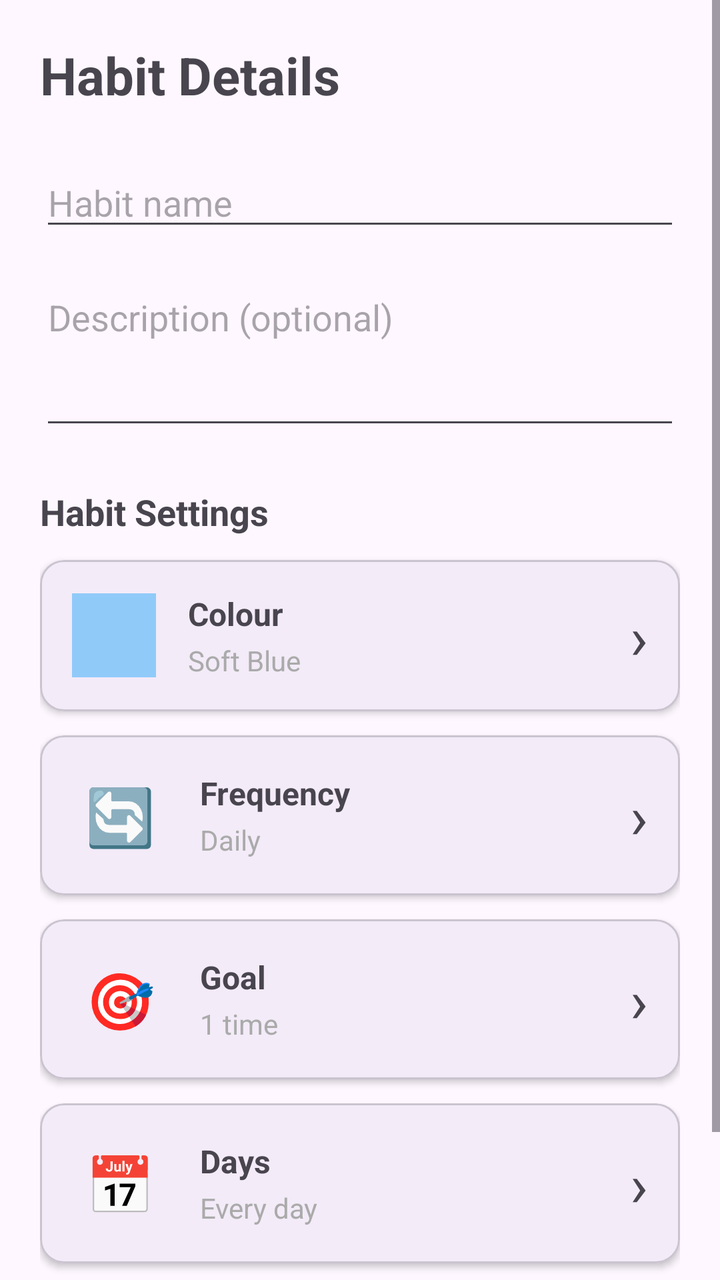
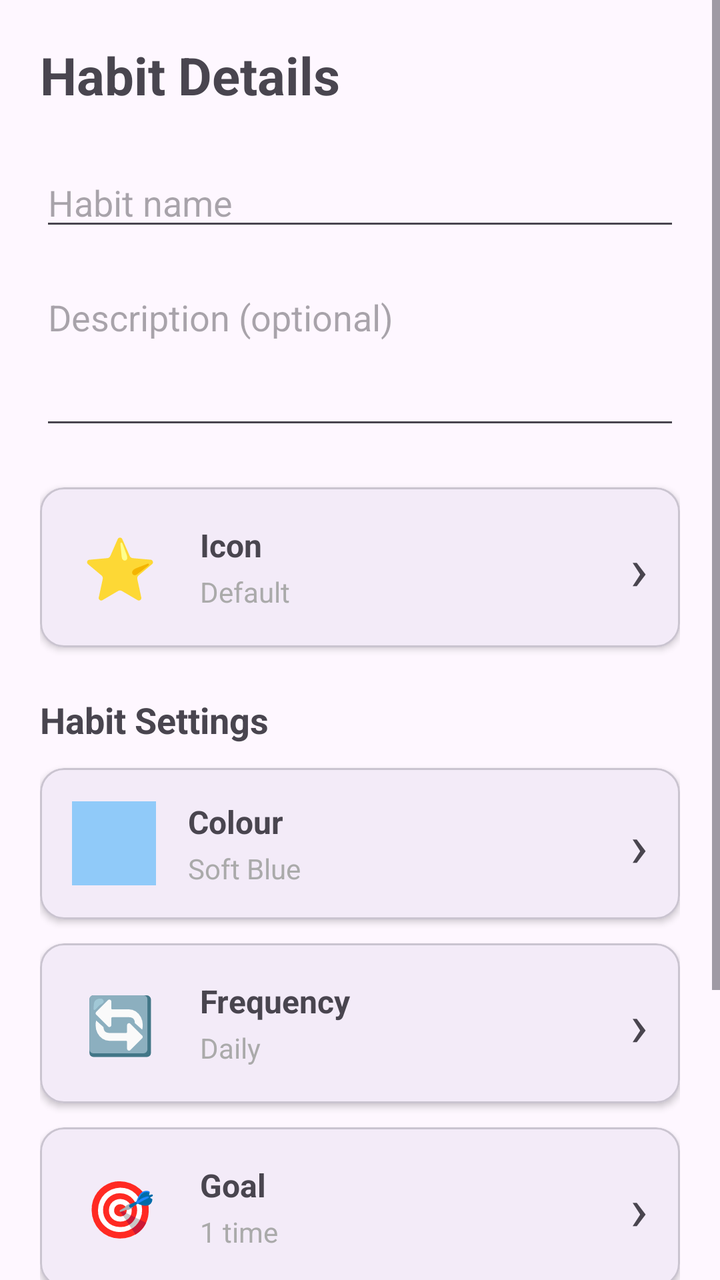

Compare the two renders of this Android layout. The source of the first and the diff that turns it into the second are given below.
<!-- AndroidManifest.xml: application theme Theme.HabitTrackerApp -->
<!-- res/layout/fragment_habit_details.xml -->
<?xml version="1.0" encoding="utf-8"?>
<ScrollView
    xmlns:android="http://schemas.android.com/apk/res/android"
    xmlns:app="http://schemas.android.com/apk/res-auto"
    android:layout_width="match_parent"
    android:layout_height="match_parent">

    <LinearLayout
        android:layout_width="match_parent"
        android:layout_height="wrap_content"
        android:orientation="vertical"
        android:padding="20dp">

        

        <TextView
            android:layout_width="wrap_content"
            android:layout_height="wrap_content"
            android:text="Habit Details"
            android:textSize="26sp"
            android:textStyle="bold"
            android:layout_marginBottom="24dp" />


        

        <EditText
            android:id="@+id/etHabitName"
            android:layout_width="match_parent"
            android:layout_height="wrap_content"
            android:hint="Habit name"
            android:inputType="textCapSentences"
            android:layout_marginBottom="16dp" />


        

        <EditText
            android:id="@+id/etDescription"
            android:layout_width="match_parent"
            android:layout_height="wrap_content"
            android:hint="Description (optional)"
            android:inputType="textCapSentences|textMultiLine"
            android:minLines="3"
            android:gravity="top"
            android:layout_marginBottom="24dp" />


        

        <TextView
            android:layout_width="wrap_content"
            android:layout_height="wrap_content"
            android:text="Habit Settings"
            android:textSize="18sp"
            android:textStyle="bold"
            android:layout_marginBottom="12dp" />


        
        
        

        <com.google.android.material.card.MaterialCardView
            android:id="@+id/cardColor"
            android:layout_width="match_parent"
            android:layout_height="wrap_content"
            android:layout_marginBottom="12dp"
            android:clickable="true"
            android:focusable="true"
            app:cardCornerRadius="12dp"
            app:cardElevation="2dp">

            <LinearLayout
                android:layout_width="match_parent"
                android:layout_height="wrap_content"
                android:orientation="horizontal"
                android:gravity="center_vertical"
                android:padding="16dp">

                <View
                    android:id="@+id/colorPreview"
                    android:layout_width="42dp"
                    android:layout_height="42dp"
                    android:background="#90CAF9" />

                <LinearLayout
                    android:layout_width="0dp"
                    android:layout_height="wrap_content"
                    android:layout_weight="1"
                    android:orientation="vertical"
                    android:layout_marginStart="16dp">

                    <TextView
                        android:layout_width="wrap_content"
                        android:layout_height="wrap_content"
                        android:text="Colour"
                        android:textSize="16sp"
                        android:textStyle="bold" />

                    <TextView
                        android:id="@+id/tvSelectedColor"
                        android:layout_width="wrap_content"
                        android:layout_height="wrap_content"
                        android:text="Soft Blue"
                        android:textColor="@android:color/darker_gray"
                        android:layout_marginTop="3dp" />

                </LinearLayout>

                <TextView
                    android:layout_width="wrap_content"
                    android:layout_height="wrap_content"
                    android:text="›"
                    android:textSize="30sp" />

            </LinearLayout>

        </com.google.android.material.card.MaterialCardView>


        
        
        

        <com.google.android.material.card.MaterialCardView
            android:id="@+id/cardFrequency"
            android:layout_width="match_parent"
            android:layout_height="wrap_content"
            android:layout_marginBottom="12dp"
            android:clickable="true"
            android:focusable="true"
            app:cardCornerRadius="12dp"
            app:cardElevation="2dp">

            <LinearLayout
                android:layout_width="match_parent"
                android:layout_height="wrap_content"
                android:orientation="horizontal"
                android:gravity="center_vertical"
                android:padding="16dp">

                <TextView
                    android:layout_width="48dp"
                    android:layout_height="48dp"
                    android:text="🔄"
                    android:textSize="28sp"
                    android:gravity="center" />

                <LinearLayout
                    android:layout_width="0dp"
                    android:layout_height="wrap_content"
                    android:layout_weight="1"
                    android:orientation="vertical"
                    android:layout_marginStart="16dp">

                    <TextView
                        android:layout_width="wrap_content"
                        android:layout_height="wrap_content"
                        android:text="Frequency"
                        android:textSize="16sp"
                        android:textStyle="bold" />

                    <TextView
                        android:id="@+id/tvSelectedFrequency"
                        android:layout_width="wrap_content"
                        android:layout_height="wrap_content"
                        android:text="Daily"
                        android:textColor="@android:color/darker_gray"
                        android:layout_marginTop="3dp" />

                </LinearLayout>

                <TextView
                    android:layout_width="wrap_content"
                    android:layout_height="wrap_content"
                    android:text="›"
                    android:textSize="30sp" />

            </LinearLayout>

        </com.google.android.material.card.MaterialCardView>


        
        
        

        <com.google.android.material.card.MaterialCardView
            android:id="@+id/cardGoal"
            android:layout_width="match_parent"
            android:layout_height="wrap_content"
            android:layout_marginBottom="12dp"
            android:clickable="true"
            android:focusable="true"
            app:cardCornerRadius="12dp"
            app:cardElevation="2dp">

            <LinearLayout
                android:layout_width="match_parent"
                android:layout_height="wrap_content"
                android:orientation="horizontal"
                android:gravity="center_vertical"
                android:padding="16dp">

                <TextView
                    android:layout_width="48dp"
                    android:layout_height="48dp"
                    android:text="🎯"
                    android:textSize="28sp"
                    android:gravity="center" />

                <LinearLayout
                    android:layout_width="0dp"
                    android:layout_height="wrap_content"
                    android:layout_weight="1"
                    android:orientation="vertical"
                    android:layout_marginStart="16dp">

                    <TextView
                        android:layout_width="wrap_content"
                        android:layout_height="wrap_content"
                        android:text="Goal"
                        android:textSize="16sp"
                        android:textStyle="bold" />

                    <TextView
                        android:id="@+id/tvSelectedGoal"
                        android:layout_width="wrap_content"
                        android:layout_height="wrap_content"
                        android:text="1 time"
                        android:textColor="@android:color/darker_gray"
                        android:layout_marginTop="3dp" />

                </LinearLayout>

                <TextView
                    android:layout_width="wrap_content"
                    android:layout_height="wrap_content"
                    android:text="›"
                    android:textSize="30sp" />

            </LinearLayout>

        </com.google.android.material.card.MaterialCardView>


        
        
        

        <com.google.android.material.card.MaterialCardView
            android:id="@+id/cardDays"
            android:layout_width="match_parent"
            android:layout_height="wrap_content"
            android:layout_marginBottom="24dp"
            android:clickable="true"
            android:focusable="true"
            app:cardCornerRadius="12dp"
            app:cardElevation="2dp">

            <LinearLayout
                android:layout_width="match_parent"
                android:layout_height="wrap_content"
                android:orientation="horizontal"
                android:gravity="center_vertical"
                android:padding="16dp">

                <TextView
                    android:layout_width="48dp"
                    android:layout_height="48dp"
                    android:text="📅"
                    android:textSize="28sp"
                    android:gravity="center" />

                <LinearLayout
                    android:layout_width="0dp"
                    android:layout_height="wrap_content"
                    android:layout_weight="1"
                    android:orientation="vertical"
                    android:layout_marginStart="16dp">

                    <TextView
                        android:layout_width="wrap_content"
                        android:layout_height="wrap_content"
                        android:text="Days"
                        android:textSize="16sp"
                        android:textStyle="bold" />

                    <TextView
                        android:id="@+id/tvSelectedDays"
                        android:layout_width="wrap_content"
                        android:layout_height="wrap_content"
                        android:text="Every day"
                        android:textColor="@android:color/darker_gray"
                        android:layout_marginTop="3dp" />

                </LinearLayout>

                <TextView
                    android:layout_width="wrap_content"
                    android:layout_height="wrap_content"
                    android:text="›"
                    android:textSize="30sp" />

            </LinearLayout>

        </com.google.android.material.card.MaterialCardView>


        
        
        

        <Button
            android:id="@+id/btnSaveHabit"
            android:layout_width="match_parent"
            android:layout_height="wrap_content"
            android:text="Save Habit"
            android:textSize="16sp" />

    </LinearLayout>

</ScrollView>
<!-- resources referenced by this layout -->
<resources>
  <style name="Theme.HabitTrackerApp" parent="Base.Theme.HabitTrackerApp" />
  <style name="Base.Theme.HabitTrackerApp" parent="Theme.Material3.DayNight.NoActionBar">
          
          
      </style>
</resources>

<!-- the commit's change to res/layout/fragment_habit_details.xml (unified diff, before → after) -->
@@ -47,6 +47,76 @@
 
 
         
+        
+        
+
+        <com.google.android.material.card.MaterialCardView
+            android:id="@+id/cardIcon"
+            android:layout_width="match_parent"
+            android:layout_height="wrap_content"
+            android:layout_marginBottom="24dp"
+            android:clickable="true"
+            android:focusable="true"
+            app:cardCornerRadius="12dp"
+            app:cardElevation="2dp">
+
+            <LinearLayout
+                android:layout_width="match_parent"
+                android:layout_height="wrap_content"
+                android:orientation="horizontal"
+                android:gravity="center_vertical"
+                android:padding="16dp">
+
+                
+
+                <TextView
+                    android:id="@+id/iconPreview"
+                    android:layout_width="48dp"
+                    android:layout_height="48dp"
+                    android:text="⭐"
+                    android:textSize="30sp"
+                    android:gravity="center" />
+
+                
+
+                <LinearLayout
+                    android:layout_width="0dp"
+                    android:layout_height="wrap_content"
+                    android:layout_weight="1"
+                    android:orientation="vertical"
+                    android:layout_marginStart="16dp">
+
+                    <TextView
+                        android:layout_width="wrap_content"
+                        android:layout_height="wrap_content"
+                        android:text="Icon"
+                        android:textSize="16sp"
+                        android:textStyle="bold" />
+
+                    <TextView
+                        android:id="@+id/tvSelectedIcon"
+                        android:layout_width="wrap_content"
+                        android:layout_height="wrap_content"
+                        android:text="Default"
+                        android:textColor="@android:color/darker_gray"
+                        android:layout_marginTop="3dp" />
+
+                </LinearLayout>
+
+                
+
+                <TextView
+                    android:layout_width="wrap_content"
+                    android:layout_height="wrap_content"
+                    android:text="›"
+                    android:textSize="30sp" />
+
+            </LinearLayout>
+
+        </com.google.android.material.card.MaterialCardView>
+
+
+        
 
         <TextView
             android:layout_width="wrap_content"
